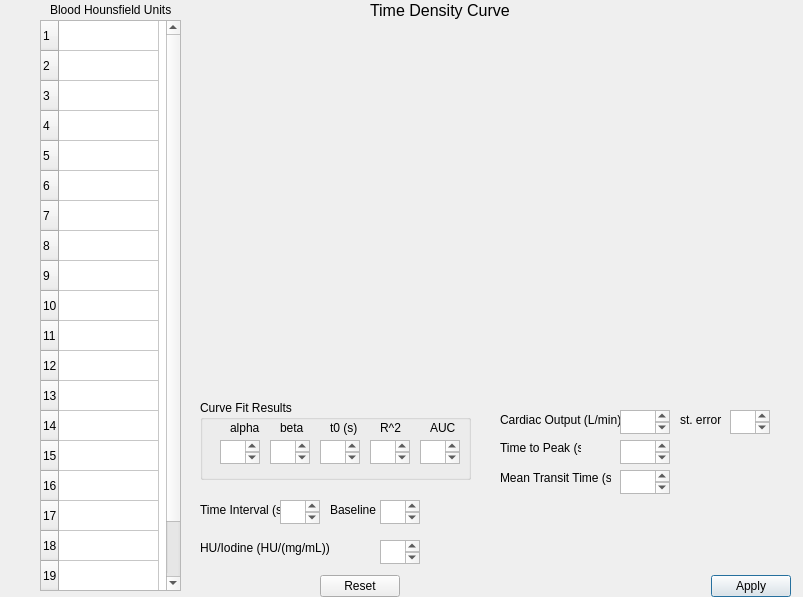
Qt form COcalc.ui (ogdenk/COCalculator) before a commit.
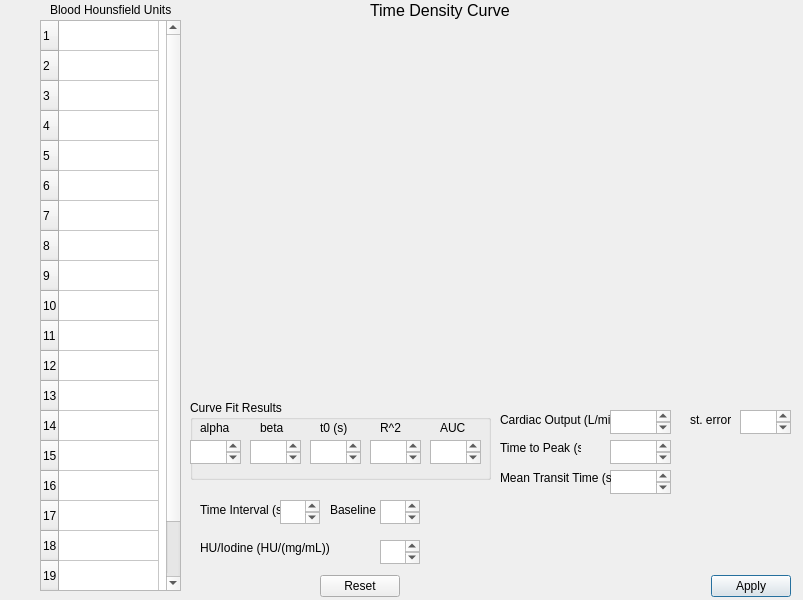
The same form after that commit. Custom widgets are drawn as their Qt base class.

Diff of the .ui file:
```diff
--- a/COcalc.ui
+++ b/COcalc.ui
@@ -7,7 +7,7 @@
     <x>0</x>
     <y>0</y>
     <width>803</width>
-    <height>597</height>
+    <height>600</height>
    </rect>
   </property>
   <property name="windowTitle">
@@ -131,7 +131,7 @@
     <rect>
      <x>500</x>
      <y>410</y>
-     <width>121</width>
+     <width>111</width>
      <height>20</height>
     </rect>
    </property>
@@ -142,9 +142,9 @@
   <widget class="QPlainTextEdit" name="cardiacOutput">
    <property name="geometry">
     <rect>
-     <x>620</x>
+     <x>610</x>
      <y>410</y>
-     <width>50</width>
+     <width>61</width>
      <height>24</height>
     </rect>
    </property>
@@ -202,9 +202,9 @@
   <widget class="QPlainTextEdit" name="standardError">
    <property name="geometry">
     <rect>
-     <x>730</x>
+     <x>740</x>
      <y>410</y>
-     <width>40</width>
+     <width>51</width>
      <height>24</height>
     </rect>
    </property>
@@ -215,9 +215,9 @@
   <widget class="QLabel" name="label_sterror">
    <property name="geometry">
     <rect>
-     <x>680</x>
+     <x>690</x>
      <y>410</y>
-     <width>51</width>
+     <width>41</width>
      <height>20</height>
     </rect>
    </property>
@@ -228,9 +228,9 @@
   <widget class="QPlainTextEdit" name="peakTime">
    <property name="geometry">
     <rect>
-     <x>620</x>
+     <x>610</x>
      <y>440</y>
-     <width>50</width>
+     <width>61</width>
      <height>24</height>
     </rect>
    </property>
@@ -254,9 +254,9 @@
   <widget class="QPlainTextEdit" name="MTT">
    <property name="geometry">
     <rect>
-     <x>620</x>
+     <x>610</x>
      <y>470</y>
-     <width>50</width>
+     <width>61</width>
      <height>24</height>
     </rect>
    </property>
@@ -298,9 +298,9 @@
   <widget class="QGroupBox" name="CurveFitResults">
    <property name="geometry">
     <rect>
-     <x>200</x>
+     <x>190</x>
      <y>400</y>
-     <width>271</width>
+     <width>301</width>
      <height>80</height>
     </rect>
    </property>
@@ -310,7 +310,7 @@
    <widget class="QLabel" name="label_rsquared">
     <property name="geometry">
      <rect>
-      <x>180</x>
+      <x>190</x>
       <y>20</y>
       <width>31</width>
       <height>16</height>
@@ -323,9 +323,9 @@
    <widget class="QPlainTextEdit" name="alpha">
     <property name="geometry">
      <rect>
-      <x>20</x>
+      <x>0</x>
       <y>40</y>
-      <width>40</width>
+      <width>51</width>
       <height>24</height>
      </rect>
     </property>
@@ -336,9 +336,9 @@
    <widget class="QPlainTextEdit" name="rsquared">
     <property name="geometry">
      <rect>
-      <x>170</x>
+      <x>180</x>
       <y>40</y>
-      <width>40</width>
+      <width>51</width>
       <height>24</height>
      </rect>
     </property>
@@ -349,9 +349,9 @@
    <widget class="QPlainTextEdit" name="beta">
     <property name="geometry">
      <rect>
-      <x>70</x>
+      <x>60</x>
       <y>40</y>
-      <width>40</width>
+      <width>51</width>
       <height>24</height>
      </rect>
     </property>
@@ -362,9 +362,9 @@
    <widget class="QPlainTextEdit" name="AUC">
     <property name="geometry">
      <rect>
-      <x>220</x>
+      <x>240</x>
       <y>40</y>
-      <width>40</width>
+      <width>51</width>
       <height>24</height>
      </rect>
     </property>
@@ -375,7 +375,7 @@
    <widget class="QLabel" name="label_beta">
     <property name="geometry">
      <rect>
-      <x>80</x>
+      <x>70</x>
       <y>20</y>
       <width>31</width>
       <height>16</height>
@@ -388,7 +388,7 @@
    <widget class="QLabel" name="label_alpha">
     <property name="geometry">
      <rect>
-      <x>30</x>
+      <x>10</x>
       <y>20</y>
       <width>31</width>
       <height>16</height>
@@ -416,7 +416,7 @@
      <rect>
       <x>120</x>
       <y>40</y>
-      <width>40</width>
+      <width>51</width>
       <height>24</height>
      </rect>
     </property>
@@ -427,7 +427,7 @@
    <widget class="QLabel" name="label_AUC">
     <property name="geometry">
      <rect>
-      <x>230</x>
+      <x>250</x>
       <y>20</y>
       <width>31</width>
       <height>16</height>
```
